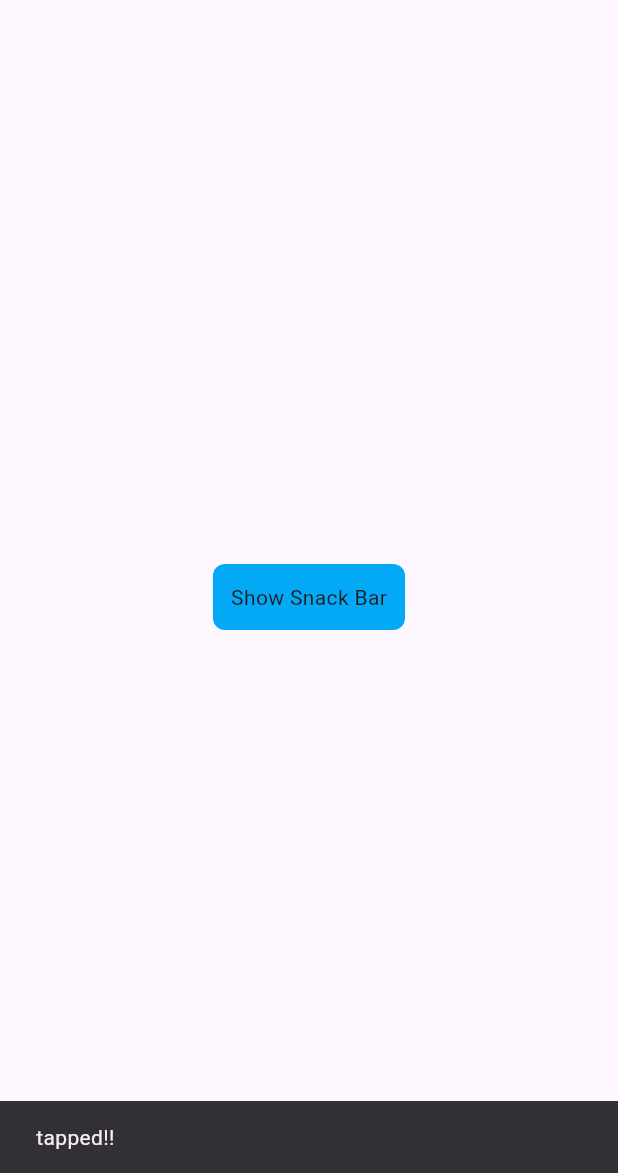
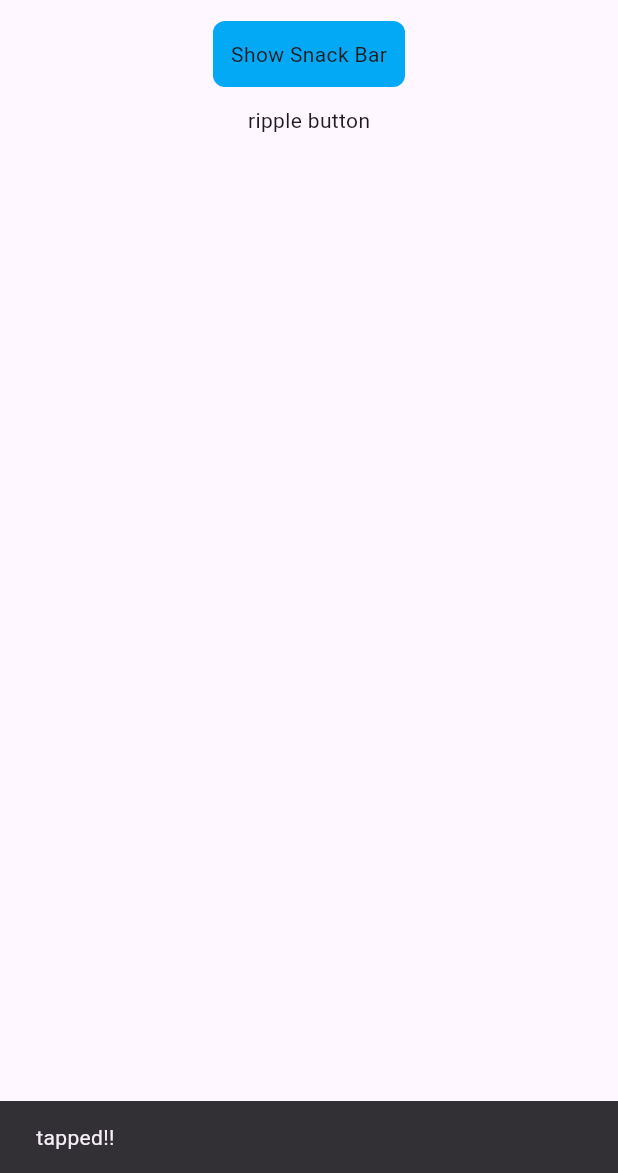
Before and after one commit to lotus0602/flutter_example, a Flutter app: the GestureDemo screen opened directly, after a tap on "Show Snack Bar", on a phone screen of 412 x 824 dp, the part 63-1236 px from its top. Run offline on Flutter 3.47's test engine with Material 3 defaults, Android fonts, the phone set to English and light mode, and no system bars.

Commit message:
RippleButtonWithSnackBar 추가

```diff
--- a/lib/screens/tutorial/gesture.dart
+++ b/lib/screens/tutorial/gesture.dart
@@ -10,7 +10,12 @@ class GestureDemo extends StatelessWidget {
         title: const Text('Gesture Demo'),
       ),
       body: const Center(
-        child: ButtonWithSnackBar(),
+        child: Column(
+          children: [
+            ButtonWithSnackBar(),
+            RippleButtonWithSnackBar(),
+          ],
+        ),
       ),
     );
   }
@@ -23,8 +28,9 @@ class ButtonWithSnackBar extends StatelessWidget {
   Widget build(BuildContext context) {
     return GestureDetector(
       onTap: () {
-        const snackBar = SnackBar(content: Text('tapped!!'));
-        ScaffoldMessenger.of(context).showSnackBar(snackBar);
+        ScaffoldMessenger.of(context).showSnackBar(
+          const SnackBar(content: Text('tapped!!')),
+        );
       },
       child: Container(
         padding: const EdgeInsets.all(12),
@@ -37,3 +43,22 @@ class ButtonWithSnackBar extends StatelessWidget {
     );
   }
 }
+
+class RippleButtonWithSnackBar extends StatelessWidget {
+  const RippleButtonWithSnackBar({super.key});
+
+  @override
+  Widget build(BuildContext context) {
+    return InkWell(
+      onTap: () {
+        ScaffoldMessenger.of(context).showSnackBar(
+          const SnackBar(content: Text('tapped!!')),
+        );
+      },
+      child: const Padding(
+        padding: EdgeInsets.all(12),
+        child: Text('ripple button'),
+      ),
+    );
+  }
+}
```
